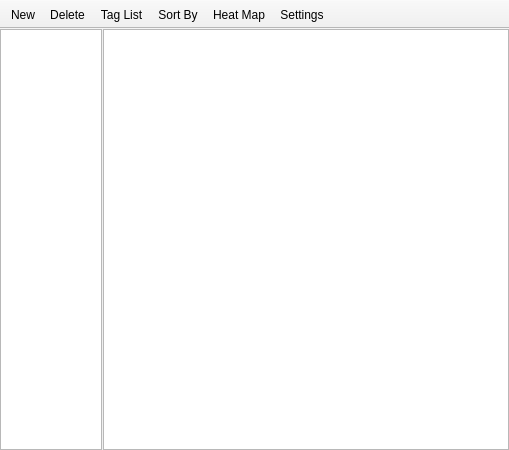
First picture: the form in hazama/ui/mainwindow.ui, repository krrr/Hazama, before the edit.
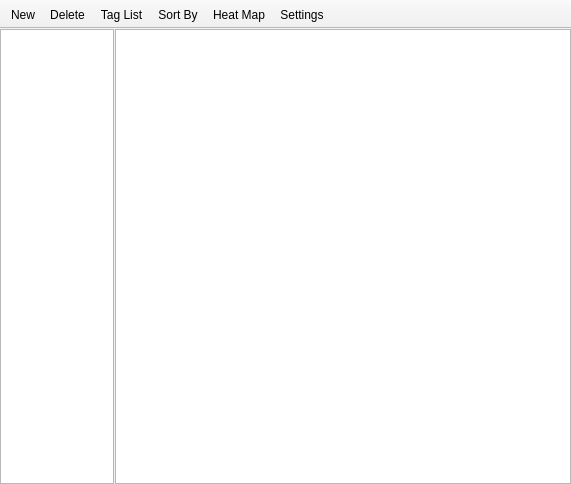
Second picture: the form after the edit. Icons and pictures are not drawn. Custom widgets are drawn as their Qt base class.

Commit message: Add error msg translation

Diff of the .ui file:
```diff
--- a/hazama/ui/mainwindow.ui
+++ b/hazama/ui/mainwindow.ui
@@ -6,8 +6,8 @@
    <rect>
     <x>0</x>
     <y>0</y>
-    <width>509</width>
-    <height>450</height>
+    <width>571</width>
+    <height>484</height>
    </rect>
   </property>
   <property name="minimumSize">
```
Left out of the diff: 14 changed lines with no effect on the pictures. The commit also changes 2 other files.
